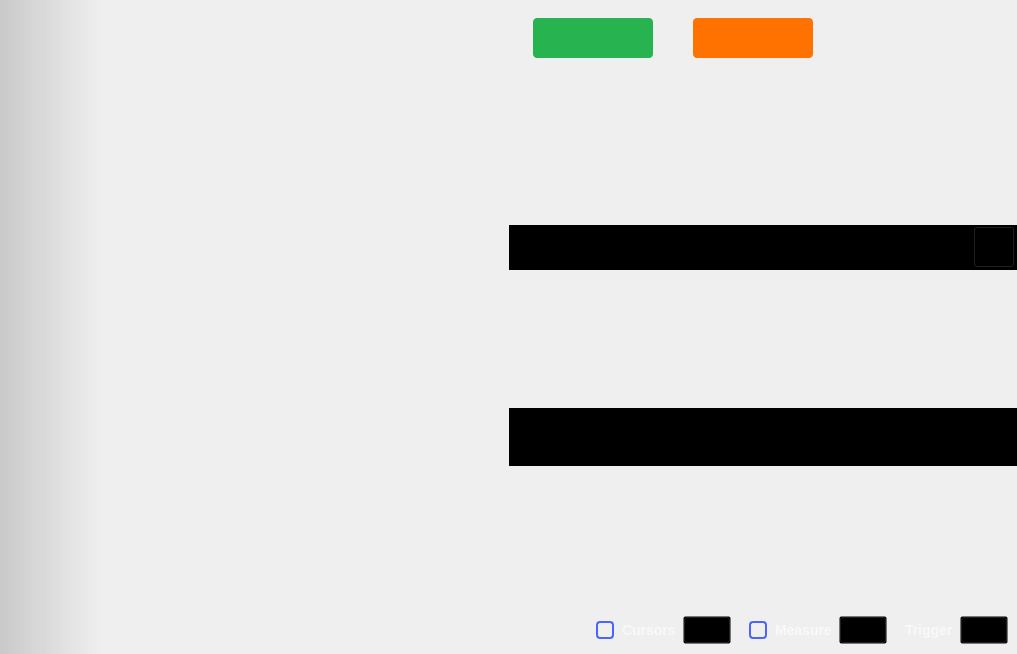
The window that ui/oscilloscope.ui (analogdevicesinc/scopy) describes before a commit, drawn with Qt 5.
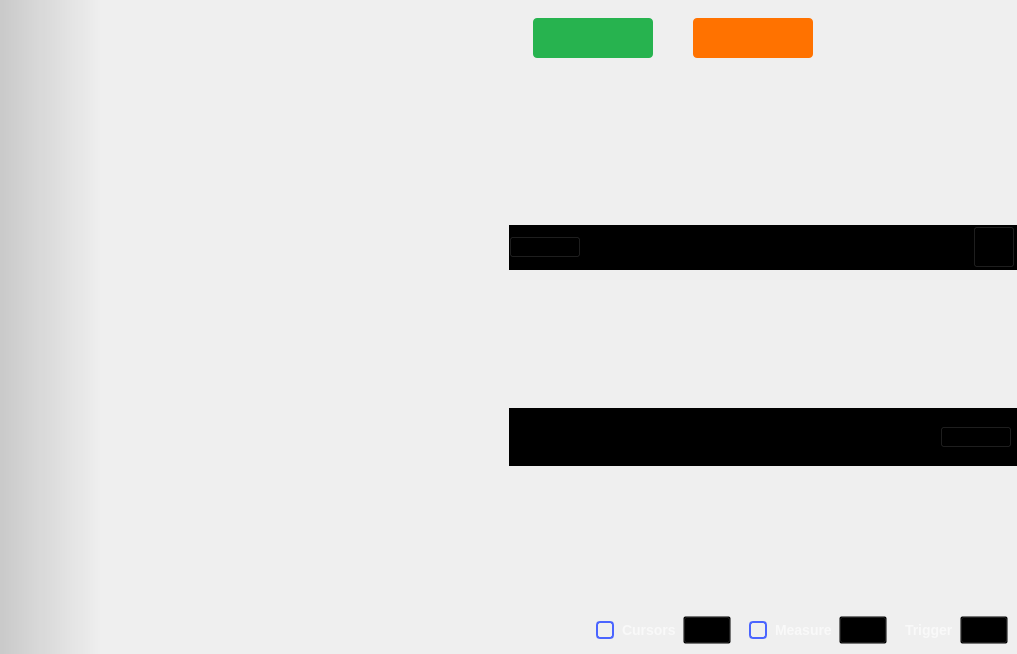
The same window after the commit. Icons and pictures are not drawn. Custom widgets are drawn as their Qt base class.

Commit message: Oscilloscope: Allow any channel on either axis for the XY plot.

Diff of the .ui file:
```diff
--- a/ui/oscilloscope.ui
+++ b/ui/oscilloscope.ui
@@ -541,6 +541,25 @@
               <property name="bottomMargin">
                <number>0</number>
               </property>
+              <item>
+               <layout class="QVBoxLayout" name="verticalLayout_5">
+                <property name="spacing">
+                 <number>0</number>
+                </property>
+                <property name="topMargin">
+                 <number>3</number>
+                </property>
+                <property name="rightMargin">
+                 <number>0</number>
+                </property>
+                <property name="bottomMargin">
+                 <number>3</number>
+                </property>
+                <item>
+                 <widget class="QComboBox" name="cmb_y_channel"/>
+                </item>
+               </layout>
+              </item>
               <item>
                <spacer name="horizontalSpacer_2">
                 <property name="orientation">
@@ -621,6 +640,65 @@
              <property name="styleSheet">
               <string notr="true">background-color: black;</string>
              </property>
+             <layout class="QHBoxLayout" name="horizontalLayout_2">
+              <property name="spacing">
+               <number>0</number>
+              </property>
+              <property name="leftMargin">
+               <number>0</number>
+              </property>
+              <property name="topMargin">
+               <number>0</number>
+              </property>
+              <property name="rightMargin">
+               <number>0</number>
+              </property>
+              <property name="bottomMargin">
+               <number>0</number>
+              </property>
+              <item>
+               <spacer name="horizontalSpacer_6">
+                <property name="orientation">
+                 <enum>Qt::Horizontal</enum>
+                </property>
+                <property name="sizeHint" stdset="0">
+                 <size>
+                  <width>399</width>
+                  <height>0</height>
+                 </size>
+                </property>
+               </spacer>
+              </item>
+              <item>
+               <layout class="QVBoxLayout" name="verticalLayout_4">
+                <property name="spacing">
+                 <number>0</number>
+                </property>
+                <property name="rightMargin">
+                 <number>0</number>
+                </property>
+                <item>
+                 <widget class="QComboBox" name="cmb_x_channel"/>
+                </item>
+               </layout>
+              </item>
+              <item>
+               <spacer name="horizontalSpacer_10">
+                <property name="orientation">
+                 <enum>Qt::Horizontal</enum>
+                </property>
+                <property name="sizeType">
+                 <enum>QSizePolicy::Fixed</enum>
+                </property>
+                <property name="sizeHint" stdset="0">
+                 <size>
+                  <width>5</width>
+                  <height>0</height>
+                 </size>
+                </property>
+               </spacer>
+              </item>
+             </layout>
             </widget>
            </item>
           </layout>
```
The commit also changes 2 other files.
